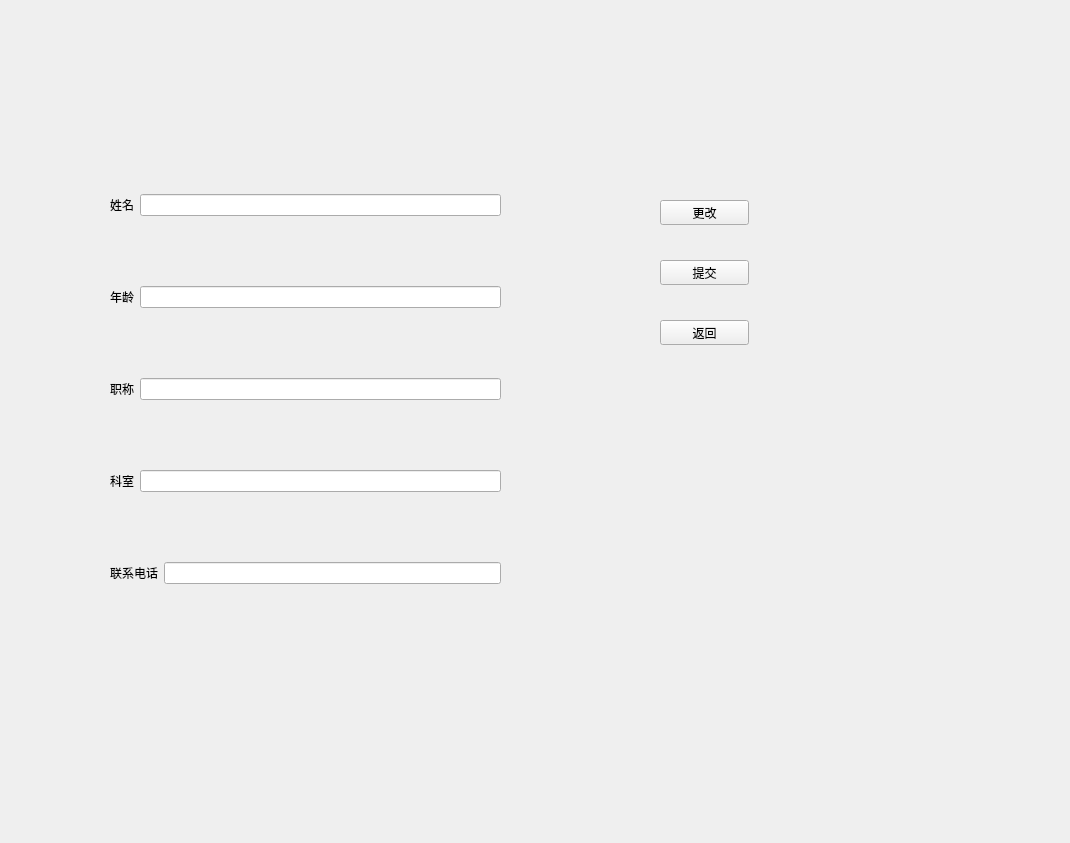
First picture: the form in ui/DoctorEditPersonalInformation.ui, repository BottleOfErie/SmartHospital, before the edit.
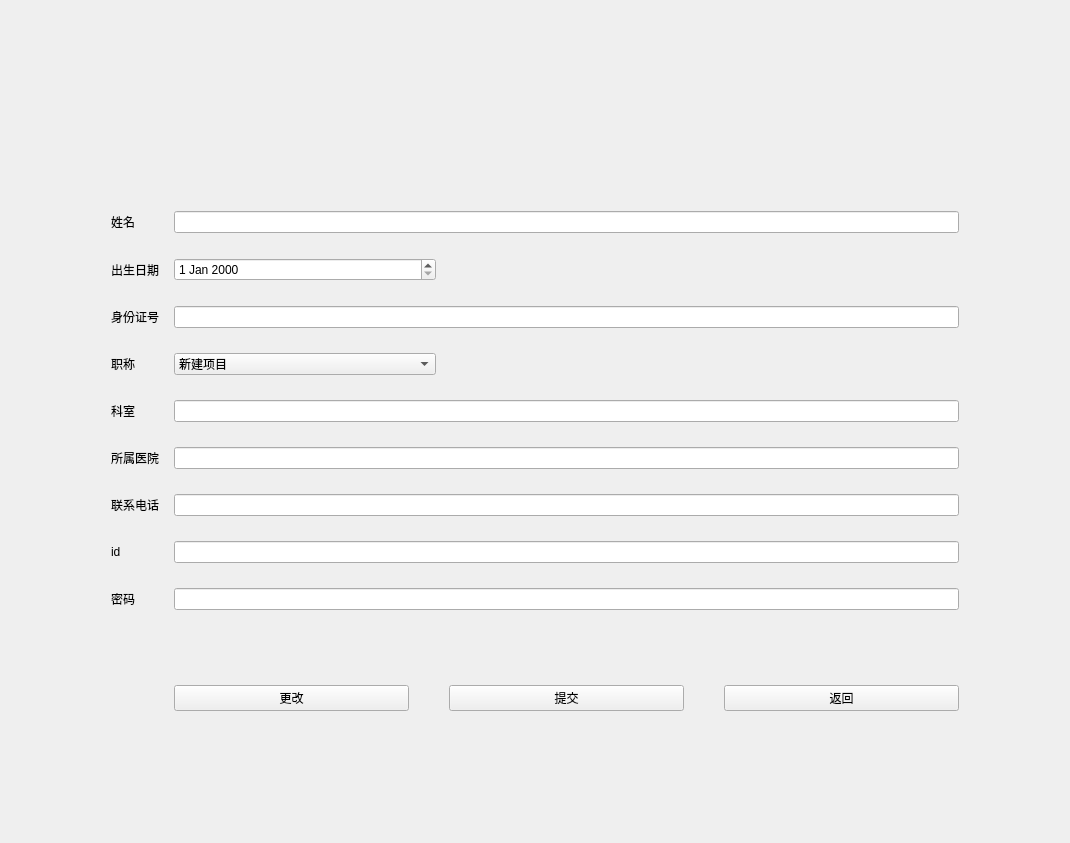
Second picture: the form after the edit.

Patch:
```diff
--- a/ui/DoctorEditPersonalInformation.ui
+++ b/ui/DoctorEditPersonalInformation.ui
@@ -13,127 +13,226 @@
   <property name="windowTitle">
    <string>Form</string>
   </property>
-  <widget class="QPushButton" name="pushButton">
-   <property name="geometry">
-    <rect>
-     <x>660</x>
-     <y>200</y>
-     <width>89</width>
-     <height>25</height>
-    </rect>
-   </property>
-   <property name="text">
-    <string>更改</string>
-   </property>
-  </widget>
-  <widget class="QPushButton" name="pushButton_2">
-   <property name="geometry">
-    <rect>
-     <x>660</x>
-     <y>260</y>
-     <width>89</width>
-     <height>25</height>
-    </rect>
-   </property>
-   <property name="text">
-    <string>提交</string>
-   </property>
-  </widget>
-  <widget class="QPushButton" name="pushButton_3">
-   <property name="geometry">
-    <rect>
-     <x>660</x>
-     <y>320</y>
-     <width>89</width>
-     <height>25</height>
-    </rect>
-   </property>
-   <property name="text">
-    <string>返回</string>
-   </property>
-  </widget>
-  <widget class="QWidget" name="layoutWidget">
-   <property name="geometry">
-    <rect>
-     <x>110</x>
-     <y>130</y>
-     <width>391</width>
-     <height>521</height>
-    </rect>
-   </property>
-   <layout class="QVBoxLayout" name="verticalLayout">
-    <item>
-     <layout class="QHBoxLayout" name="horizontalLayout">
-      <item>
+  <layout class="QGridLayout" name="gridLayout">
+   <item row="0" column="0">
+    <layout class="QFormLayout" name="formLayout">
+     <property name="horizontalSpacing">
+      <number>15</number>
+     </property>
+     <property name="verticalSpacing">
+      <number>25</number>
+     </property>
+     <property name="leftMargin">
+      <number>100</number>
+     </property>
+     <property name="topMargin">
+      <number>200</number>
+     </property>
+     <property name="rightMargin">
+      <number>100</number>
+     </property>
+     <property name="bottomMargin">
+      <number>0</number>
+     </property>
+     <item row="0" column="0">
        <widget class="QLabel" name="label">
         <property name="text">
          <string>姓名</string>
         </property>
        </widget>
       </item>
-      <item>
+     <item row="0" column="1">
        <widget class="QLineEdit" name="lineEdit"/>
       </item>
-     </layout>
-    </item>
-    <item>
-     <layout class="QHBoxLayout" name="horizontalLayout_2">
-      <item>
+     <item row="1" column="0">
        <widget class="QLabel" name="label_2">
         <property name="text">
-         <string>年龄</string>
+        <string>出生日期</string>
         </property>
        </widget>
       </item>
+     <item row="1" column="1">
+      <layout class="QHBoxLayout" name="horizontalLayout_9">
       <item>
+        <widget class="QDateEdit" name="dateEdit"/>
+       </item>
+       <item>
+        <widget class="QLabel" name="label_10">
+         <property name="text">
+          <string/>
+         </property>
+        </widget>
+       </item>
+       <item>
+        <widget class="QLabel" name="label_11">
+         <property name="text">
+          <string/>
+         </property>
+        </widget>
+       </item>
+      </layout>
+     </item>
+     <item row="2" column="0">
+      <widget class="QLabel" name="label_9">
+       <property name="text">
+        <string>身份证号</string>
+       </property>
+      </widget>
+     </item>
+     <item row="2" column="1">
        <widget class="QLineEdit" name="lineEdit_2"/>
       </item>
-     </layout>
-    </item>
-    <item>
-     <layout class="QHBoxLayout" name="horizontalLayout_3">
-      <item>
+     <item row="3" column="0">
        <widget class="QLabel" name="label_3">
         <property name="text">
          <string>职称</string>
         </property>
        </widget>
       </item>
+     <item row="3" column="1">
+      <layout class="QHBoxLayout" name="horizontalLayout_10">
       <item>
-       <widget class="QLineEdit" name="lineEdit_3"/>
+        <widget class="QComboBox" name="comboBox">
+         <item>
+          <property name="text">
+           <string>新建项目</string>
+          </property>
+         </item>
+         <item>
+          <property name="text">
+           <string>新建项目</string>
+          </property>
+         </item>
+         <item>
+          <property name="text">
+           <string>新建项目</string>
+          </property>
+         </item>
+         <item>
+          <property name="text">
+           <string>新建项目</string>
+          </property>
+         </item>
+         <item>
+          <property name="text">
+           <string>新建项目</string>
+          </property>
+         </item>
+         <item>
+          <property name="text">
+           <string>新建项目</string>
+          </property>
+         </item>
+         <item>
+          <property name="text">
+           <string>新建项目</string>
+          </property>
+         </item>
+        </widget>
+       </item>
+       <item>
+        <widget class="QLabel" name="label_13">
+         <property name="text">
+          <string/>
+         </property>
+        </widget>
+       </item>
+       <item>
+        <widget class="QLabel" name="label_12">
+         <property name="text">
+          <string/>
+         </property>
+        </widget>
       </item>
      </layout>
     </item>
-    <item>
-     <layout class="QHBoxLayout" name="horizontalLayout_4">
-      <item>
+     <item row="4" column="0">
        <widget class="QLabel" name="label_4">
         <property name="text">
          <string>科室</string>
         </property>
        </widget>
       </item>
-      <item>
+     <item row="4" column="1">
        <widget class="QLineEdit" name="lineEdit_4"/>
       </item>
-     </layout>
-    </item>
-    <item>
-     <layout class="QHBoxLayout" name="horizontalLayout_5">
-      <item>
+     <item row="5" column="0">
+      <widget class="QLabel" name="label_6">
+       <property name="text">
+        <string>所属医院</string>
+       </property>
+      </widget>
+     </item>
+     <item row="5" column="1">
+      <widget class="QLineEdit" name="lineEdit_6"/>
+     </item>
+     <item row="6" column="0">
        <widget class="QLabel" name="label_5">
         <property name="text">
          <string>联系电话</string>
         </property>
        </widget>
       </item>
-      <item>
+     <item row="6" column="1">
        <widget class="QLineEdit" name="lineEdit_5"/>
       </item>
+     <item row="7" column="0">
+      <widget class="QLabel" name="label_14">
+       <property name="text">
+        <string>id</string>
+       </property>
+      </widget>
+     </item>
+     <item row="7" column="1">
+      <widget class="QLineEdit" name="lineEdit_3"/>
+     </item>
+     <item row="8" column="0">
+      <widget class="QLabel" name="label_7">
+       <property name="text">
+        <string>密码</string>
+       </property>
+      </widget>
+     </item>
+     <item row="8" column="1">
+      <widget class="QLineEdit" name="lineEdit_7"/>
+     </item>
+     <item row="9" column="1">
+      <layout class="QHBoxLayout" name="horizontalLayout">
+       <property name="spacing">
+        <number>40</number>
+       </property>
+       <property name="leftMargin">
+        <number>0</number>
+       </property>
+       <property name="topMargin">
+        <number>50</number>
+       </property>
+       <item>
+        <widget class="QPushButton" name="pushButton">
+         <property name="text">
+          <string>更改</string>
+         </property>
+        </widget>
+       </item>
+       <item>
+        <widget class="QPushButton" name="pushButton_2">
+         <property name="text">
+          <string>提交</string>
+         </property>
+        </widget>
+       </item>
+       <item>
+        <widget class="QPushButton" name="pushButton_3">
+         <property name="text">
+          <string>返回</string>
+         </property>
+        </widget>
+       </item>
      </layout>
     </item>
    </layout>
-  </widget>
+   </item>
+  </layout>
  </widget>
  <resources/>
  <connections/>
```
Lines whose indentation alone changed are shown as unchanged.
